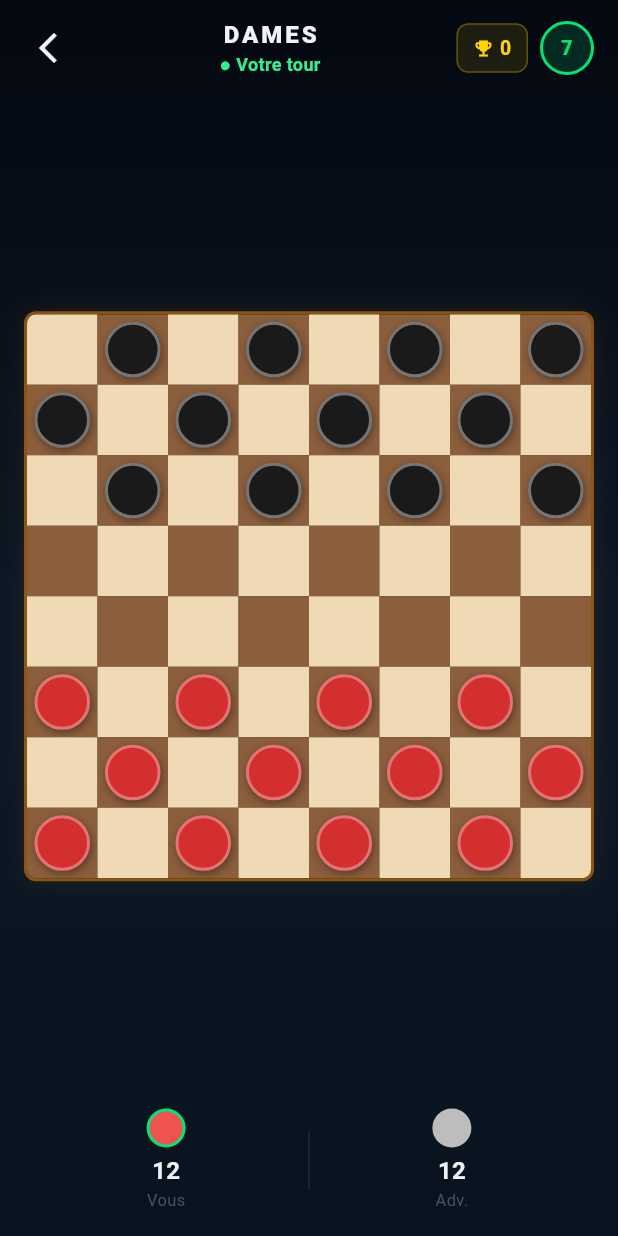
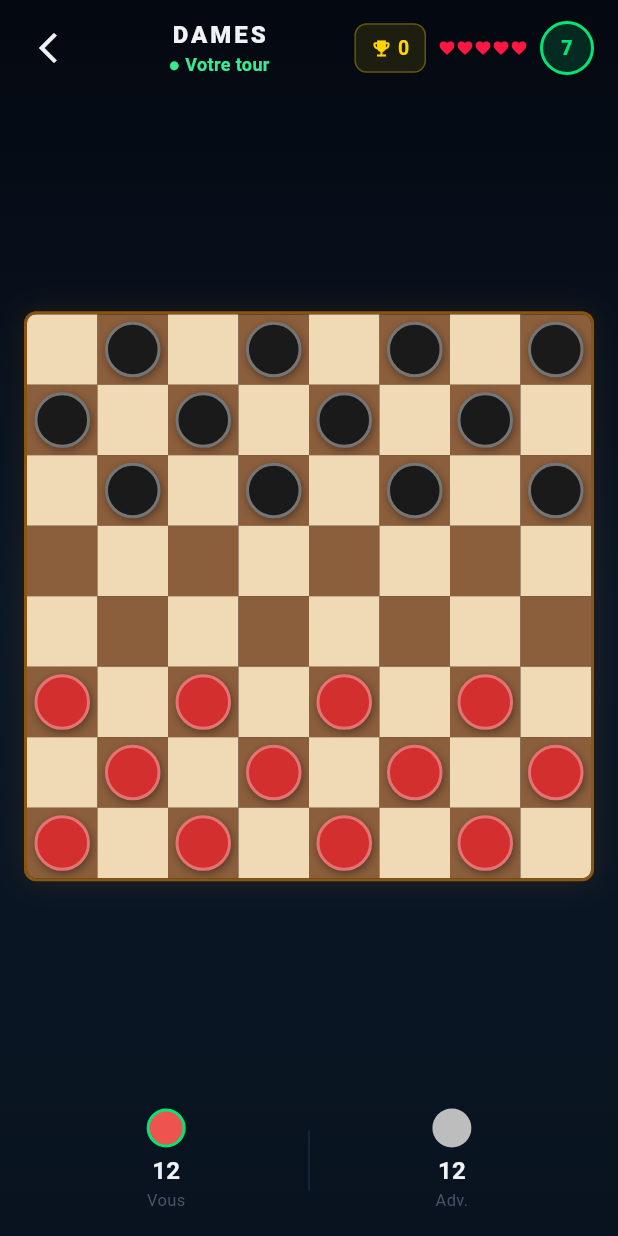
Before and after one commit to Elnyyacenthe/plugbet-web, a Flutter app: the CheckersGameScreen screen opened directly with empty values, on a phone screen of 412 x 824 dp. Run offline on Flutter 3.47's test engine with Material 3 defaults, Android fonts, the phone set to English and light mode, and no system bars; our stand-ins replace cached_network_image, firebase_core, firebase_messaging, flutter_local_notifications, flutter_svg, google_sign_in and 8 more; missing offline and left inert: flame, flame_audio, shorebird_code_push; accounts and stored records are empty; network calls fail; project files that could hold a hidden picture were left out.

Commit message:
web: rebuild Checkers A5 (auto-jeu decompte + coeurs)
game_screen synchronise depuis mobile (65491ef). app/ reconstruit
--pwa-strategy=none, kill-switch SW conserve.

Co-Authored-By: Claude Opus 4.7 (1M context) <noreply@anthropic.com>

```diff
--- a/gost_app_web/lib/games/checkers/screens/game_screen.dart
+++ b/gost_app_web/lib/games/checkers/screens/game_screen.dart
@@ -60,6 +60,12 @@ class _CheckersGameScreenState extends State<CheckersGameScreen>
   int _turnCountdown = _turnSeconds;
   Timer? _turnTimer;
   int _consecutiveTimeouts = 0;
+  // [A5] Auto-jeu au timeout : on GARDE le coup aléatoire, mais on
+  // décompte. À _maxAutoPlays auto-jeux consécutifs SANS action
+  // manuelle -> forfait. L'UI affiche les "cœurs" restants ; un coup
+  // manuel recharge le compteur (joueur de nouveau actif).
+  static const int _maxAutoPlays = 5;
+  int _autoPlays = 0;
 
   // Fallback polling : si realtime ne livre pas (RLS, ws, ...), on re-fetch
   // la room toutes les 2 secondes pour ne pas rester bloque sur un coup
@@ -191,6 +197,13 @@ class _CheckersGameScreenState extends State<CheckersGameScreen>
     if (legalMoves.isNotEmpty) {
       final randomMove = legalMoves[Random().nextInt(legalMoves.length)];
       _consecutiveTimeouts = 0;
+      // [A5] Décompte des auto-jeux : à _maxAutoPlays consécutifs sans
+      // coup manuel -> forfait (au lieu d'auto-jouer indéfiniment).
+      setState(() => _autoPlays++);
+      if (_autoPlays >= _maxAutoPlays) {
+        _handleForfeit();
+        return;
+      }
       _applyMove(randomMove);
       return;
     }
@@ -314,6 +327,7 @@ class _CheckersGameScreenState extends State<CheckersGameScreen>
       );
       if (move.to != _selected) {
         _consecutiveTimeouts = 0;
+        _autoPlays = 0; // [A5] coup manuel -> recharge les cœurs
         _applyMove(move);
       } else if (piece?.color == widget.myColor) {
         final legal = _legalMovesFromHere(tappedPos);
@@ -810,6 +824,25 @@ class _CheckersGameScreenState extends State<CheckersGameScreen>
             ]),
           ),
           SizedBox(width: 8),
+          // [A5] Cœurs : auto-jeux restants avant forfait
+          if (!_gameState.isGameOver) ...[
+            Row(
+              mainAxisSize: MainAxisSize.min,
+              children: [
+                for (int i = 0; i < _maxAutoPlays; i++)
+                  Icon(
+                    i < (_maxAutoPlays - _autoPlays)
+                        ? Icons.favorite
+                        : Icons.favorite_border,
+                    size: 12,
+                    color: i < (_maxAutoPlays - _autoPlays)
+                        ? AppColors.neonRed
+                        : AppColors.textMuted,
+                  ),
+              ],
+            ),
+            SizedBox(width: 8),
+          ],
           // Countdown
           if (!_gameState.isGameOver)
             Container(
```
